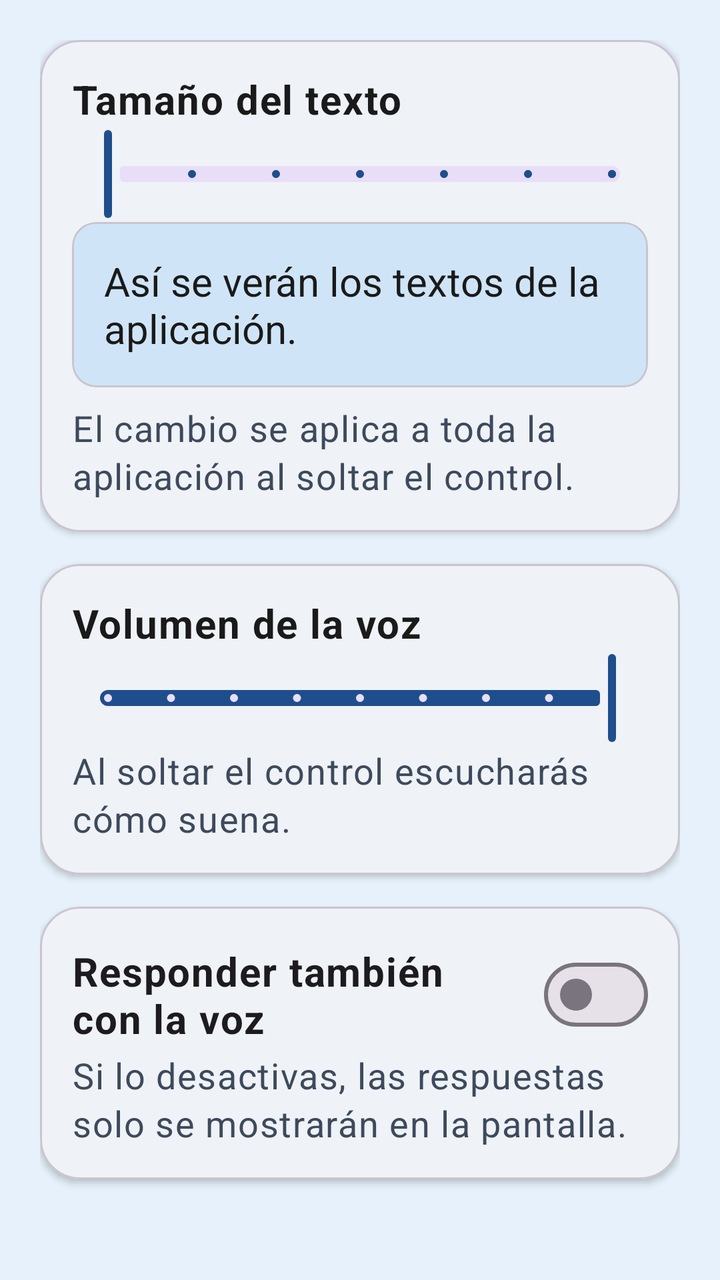
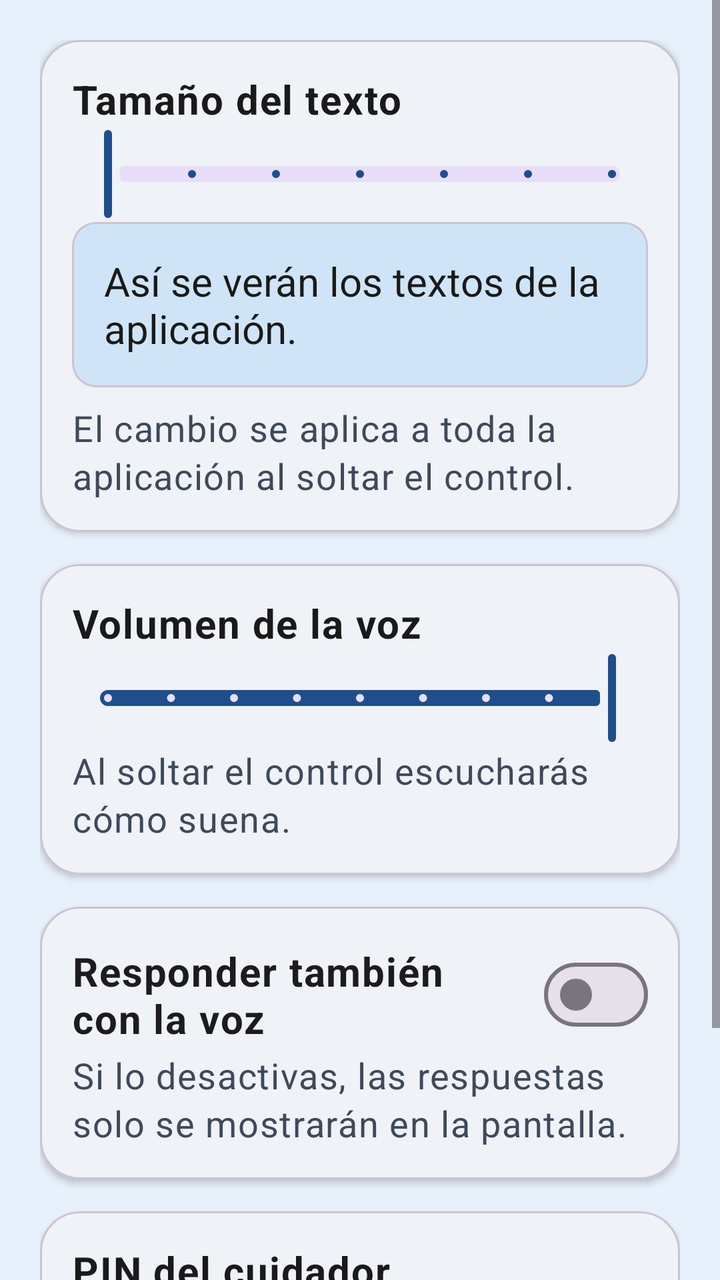

Two renders of the same Android screen: before a commit and after it. Below are the layout's source before the change and the commit's diff.
<!-- AndroidManifest.xml: application theme Theme.WithYou -->
<!-- res/layout/fragment_settings.xml -->
<?xml version="1.0" encoding="utf-8"?>
<ScrollView xmlns:android="http://schemas.android.com/apk/res/android"
    xmlns:app="http://schemas.android.com/apk/res-auto"
    android:layout_width="match_parent"
    android:layout_height="match_parent"
    android:fillViewport="true">

    <LinearLayout
        android:layout_width="match_parent"
        android:layout_height="wrap_content"
        android:orientation="vertical"
        android:padding="@dimen/screen_padding">

        
        <com.google.android.material.card.MaterialCardView
            android:layout_width="match_parent"
            android:layout_height="wrap_content"
            app:cardBackgroundColor="@color/card"
            app:cardCornerRadius="@dimen/card_radius"
            app:cardElevation="2dp">

            <LinearLayout
                android:layout_width="match_parent"
                android:layout_height="wrap_content"
                android:orientation="vertical"
                android:padding="@dimen/spacing">

                <LinearLayout
                    android:layout_width="match_parent"
                    android:layout_height="wrap_content"
                    android:orientation="horizontal">

                    <TextView
                        android:layout_width="0dp"
                        android:layout_height="wrap_content"
                        android:layout_weight="1"
                        android:accessibilityHeading="true"
                        android:text="@string/settings_text_size"
                        android:textAppearance="@style/TextAppearance.WithYou.Body"
                        android:textStyle="bold" />

                    <TextView
                        android:id="@+id/text_scale_value"
                        android:layout_width="wrap_content"
                        android:layout_height="wrap_content"
                        android:textAppearance="@style/TextAppearance.WithYou.Body"
                        android:textColor="@color/primary"
                        android:textStyle="bold" />
                </LinearLayout>

                <com.google.android.material.slider.Slider
                    android:id="@+id/text_scale_slider"
                    android:layout_width="match_parent"
                    android:layout_height="wrap_content"
                    android:contentDescription="@string/settings_text_size"
                    android:minHeight="@dimen/touch_min"
                    android:stepSize="0.1"
                    android:value="1.0"
                    android:valueFrom="1.0"
                    android:valueTo="1.6"
                    app:thumbRadius="14dp"
                    app:trackHeight="8dp" />

                <com.google.android.material.card.MaterialCardView
                    android:layout_width="match_parent"
                    android:layout_height="wrap_content"
                    app:cardBackgroundColor="@color/card_accent"
                    app:cardCornerRadius="12dp"
                    app:cardElevation="0dp">

                    <TextView
                        android:id="@+id/text_preview"
                        android:layout_width="match_parent"
                        android:layout_height="wrap_content"
                        android:padding="@dimen/spacing"
                        android:text="@string/settings_text_preview"
                        android:textColor="@color/text_primary" />
                </com.google.android.material.card.MaterialCardView>

                <TextView
                    android:layout_width="match_parent"
                    android:layout_height="wrap_content"
                    android:layout_marginTop="8dp"
                    android:text="@string/settings_text_size_hint"
                    android:textAppearance="@style/TextAppearance.WithYou.Body"
                    android:textColor="@color/text_secondary"
                    android:textSize="18sp" />
            </LinearLayout>
        </com.google.android.material.card.MaterialCardView>

        
        <com.google.android.material.card.MaterialCardView
            android:layout_width="match_parent"
            android:layout_height="wrap_content"
            android:layout_marginTop="@dimen/spacing"
            app:cardBackgroundColor="@color/card"
            app:cardCornerRadius="@dimen/card_radius"
            app:cardElevation="2dp">

            <LinearLayout
                android:layout_width="match_parent"
                android:layout_height="wrap_content"
                android:orientation="vertical"
                android:padding="@dimen/spacing">

                <LinearLayout
                    android:layout_width="match_parent"
                    android:layout_height="wrap_content"
                    android:orientation="horizontal">

                    <TextView
                        android:layout_width="0dp"
                        android:layout_height="wrap_content"
                        android:layout_weight="1"
                        android:accessibilityHeading="true"
                        android:text="@string/settings_voice_volume"
                        android:textAppearance="@style/TextAppearance.WithYou.Body"
                        android:textStyle="bold" />

                    <TextView
                        android:id="@+id/voice_volume_value"
                        android:layout_width="wrap_content"
                        android:layout_height="wrap_content"
                        android:textAppearance="@style/TextAppearance.WithYou.Body"
                        android:textColor="@color/primary"
                        android:textStyle="bold" />
                </LinearLayout>

                <com.google.android.material.slider.Slider
                    android:id="@+id/voice_volume_slider"
                    android:layout_width="match_parent"
                    android:layout_height="wrap_content"
                    android:contentDescription="@string/settings_voice_volume"
                    android:minHeight="@dimen/touch_min"
                    android:stepSize="0.1"
                    android:value="1.0"
                    android:valueFrom="0.2"
                    android:valueTo="1.0"
                    app:thumbRadius="14dp"
                    app:trackHeight="8dp" />

                <TextView
                    android:layout_width="match_parent"
                    android:layout_height="wrap_content"
                    android:text="@string/settings_voice_volume_hint"
                    android:textAppearance="@style/TextAppearance.WithYou.Body"
                    android:textColor="@color/text_secondary"
                    android:textSize="18sp" />
            </LinearLayout>
        </com.google.android.material.card.MaterialCardView>

        
        <com.google.android.material.card.MaterialCardView
            android:layout_width="match_parent"
            android:layout_height="wrap_content"
            android:layout_marginTop="@dimen/spacing"
            app:cardBackgroundColor="@color/card"
            app:cardCornerRadius="@dimen/card_radius"
            app:cardElevation="2dp">

            <LinearLayout
                android:layout_width="match_parent"
                android:layout_height="wrap_content"
                android:orientation="vertical"
                android:padding="@dimen/spacing">

                <com.google.android.material.materialswitch.MaterialSwitch
                    android:id="@+id/voice_feedback_switch"
                    android:layout_width="match_parent"
                    android:layout_height="wrap_content"
                    android:minHeight="@dimen/touch_min"
                    android:text="@string/settings_voice_feedback"
                    android:textAppearance="@style/TextAppearance.WithYou.Body"
                    android:textStyle="bold" />

                <TextView
                    android:layout_width="match_parent"
                    android:layout_height="wrap_content"
                    android:text="@string/settings_voice_feedback_hint"
                    android:textAppearance="@style/TextAppearance.WithYou.Body"
                    android:textColor="@color/text_secondary"
                    android:textSize="18sp" />
            </LinearLayout>
        </com.google.android.material.card.MaterialCardView>

    </LinearLayout>
</ScrollView>
<!-- resources referenced by this layout -->
<resources>
  <style name="Theme.WithYou" parent="Theme.Material3.Light.NoActionBar">
          <item name="colorPrimary">@color/primary</item>
          <item name="colorOnPrimary">@color/white</item>
          <item name="colorPrimaryContainer">@color/card_accent</item>
          <item name="colorOnPrimaryContainer">@color/primary_dark</item>
          <item name="colorSecondary">@color/confirm</item>
          <item name="colorError">@color/cancel</item>
          <item name="android:colorBackground">@color/background</item>
          <item name="colorSurface">@color/card</item>
          <item name="colorOnSurface">@color/text_primary</item>
          <item name="android:windowBackground">@color/background</item>
          <item name="android:statusBarColor">@color/primary_dark</item>
          <item name="android:textColor">@color/text_primary</item>
          <item name="android:textSize">@dimen/text_body</item>
          <item name="toolbarStyle">@style/Widget.WithYou.Toolbar</item>
      </style>
  <!-- unchanged entries left out for length: 25 -->
</resources>

<!-- the commit's change to res/layout/fragment_settings.xml (unified diff, before → after) -->
@@ -10,6 +10,67 @@
         android:layout_height="wrap_content"
         android:orientation="vertical"
         android:padding="@dimen/screen_padding">
+
+        
+        <com.google.android.material.card.MaterialCardView
+            android:id="@+id/locked_card"
+            android:layout_width="match_parent"
+            android:layout_height="wrap_content"
+            android:visibility="gone"
+            app:cardBackgroundColor="@color/card"
+            app:cardCornerRadius="@dimen/card_radius"
+            app:cardElevation="2dp">
+
+            <LinearLayout
+                android:layout_width="match_parent"
+                android:layout_height="wrap_content"
+                android:gravity="center_horizontal"
+                android:orientation="vertical"
+                android:padding="@dimen/screen_padding">
+
+                <ImageView
+                    android:layout_width="72dp"
+                    android:layout_height="72dp"
+                    android:importantForAccessibility="no"
+                    android:src="@drawable/ic_lock"
+                    app:tint="@color/primary" />
+
+                <TextView
+                    android:layout_width="match_parent"
+                    android:layout_height="wrap_content"
+                    android:layout_marginTop="12dp"
+                    android:accessibilityHeading="true"
+                    android:gravity="center"
+                    android:text="@string/settings_locked_title"
+                    android:textAppearance="@style/TextAppearance.WithYou.Title"
+                    android:textSize="24sp" />
+
+                <TextView
+                    android:layout_width="match_parent"
+                    android:layout_height="wrap_content"
+                    android:layout_marginTop="8dp"
+                    android:gravity="center"
+                    android:text="@string/settings_locked_message"
+                    android:textAppearance="@style/TextAppearance.WithYou.Body"
+                    android:textColor="@color/text_secondary" />
+
+                <com.google.android.material.button.MaterialButton
+                    android:id="@+id/unlock_button"
+                    style="@style/Widget.WithYou.BigButton"
+                    android:layout_width="match_parent"
+                    android:layout_height="wrap_content"
+                    android:layout_marginTop="@dimen/spacing"
+                    android:text="@string/pin_unlock"
+                    app:backgroundTint="@color/primary"
+                    app:icon="@drawable/ic_lock" />
+            </LinearLayout>
+        </com.google.android.material.card.MaterialCardView>
+
+        <LinearLayout
+            android:id="@+id/settings_content"
+            android:layout_width="match_parent"
+            android:layout_height="wrap_content"
+            android:orientation="vertical">
 
         
         <com.google.android.material.card.MaterialCardView
@@ -183,5 +244,65 @@
             </LinearLayout>
         </com.google.android.material.card.MaterialCardView>
 
+        
+        <com.google.android.material.card.MaterialCardView
+            android:layout_width="match_parent"
+            android:layout_height="wrap_content"
+            android:layout_marginTop="@dimen/spacing"
+            app:cardBackgroundColor="@color/card"
+            app:cardCornerRadius="@dimen/card_radius"
+            app:cardElevation="2dp">
+
+            <LinearLayout
+                android:layout_width="match_parent"
+                android:layout_height="wrap_content"
+                android:orientation="vertical"
+                android:padding="@dimen/spacing">
+
+                <TextView
+                    android:layout_width="match_parent"
+                    android:layout_height="wrap_content"
+                    android:accessibilityHeading="true"
+                    android:text="@string/pin_section_title"
+                    android:textAppearance="@style/TextAppearance.WithYou.Body"
+                    android:textStyle="bold" />
+
+                <TextView
+                    android:id="@+id/pin_status"
+                    android:layout_width="match_parent"
+                    android:layout_height="wrap_content"
+                    android:layout_marginTop="4dp"
+                    android:textAppearance="@style/TextAppearance.WithYou.Body"
+                    android:textColor="@color/text_secondary"
+                    android:textSize="18sp" />
+
+                <com.google.android.material.button.MaterialButton
+                    android:id="@+id/set_pin_button"
+                    style="@style/Widget.WithYou.OptionButton"
+                    android:layout_width="match_parent"
+                    android:layout_height="wrap_content"
+                    android:layout_marginTop="12dp"
+                    android:gravity="center"
+                    app:icon="@drawable/ic_lock"
+                    app:iconGravity="textStart"
+                    app:iconSize="28dp"
+                    app:iconTint="@color/primary" />
+
+                <com.google.android.material.button.MaterialButton
+                    android:id="@+id/remove_pin_button"
+                    style="@style/Widget.WithYou.OptionButton"
+                    android:layout_width="match_parent"
+                    android:layout_height="wrap_content"
+                    android:layout_marginTop="8dp"
+                    android:gravity="center"
+                    android:text="@string/pin_remove"
+                    android:textColor="@color/cancel"
+                    android:visibility="gone"
+                    app:strokeColor="@color/cancel" />
+            </LinearLayout>
+        </com.google.android.material.card.MaterialCardView>
+
+        </LinearLayout>
+
     </LinearLayout>
 </ScrollView>
<!-- resource entries referenced after the edit -->
@@ -1,5 +1,53 @@
 <!-- resources referenced by this layout -->
 <resources>
+  <!-- drawable ic_lock (drawable) -->
+  <?xml version="1.0" encoding="utf-8"?>
+  <vector xmlns:android="http://schemas.android.com/apk/res/android"
+      android:width="44dp"
+      android:height="44dp"
+      android:tint="?attr/colorControlNormal"
+      android:viewportWidth="24"
+      android:viewportHeight="24">
+      <path
+          android:fillColor="@android:color/white"
+          android:pathData="M18,8h-1L17,6c0,-2.76 -2.24,-5 -5,-5S7,3.24 7,6v2L6,8c-1.1,0 -2,0.9 -2,2v10c0,1.1 0.9,2 2,2h12c1.1,0 2,-0.9 2,-2L20,10c0,-1.1 -0.9,-2 -2,-2zM12,17c-1.1,0 -2,-0.9 -2,-2s0.9,-2 2,-2 2,0.9 2,2 -0.9,2 -2,2zM15.1,8L8.9,8L8.9,6c0,-1.71 1.39,-3.1 3.1,-3.1 1.71,0 3.1,1.39 3.1,3.1v2z" />
+  </vector>
+  <string name="pin_remove">Quitar PIN</string>
+  <string name="pin_section_title">PIN del cuidador</string>
+  <string name="pin_unlock">Desbloquear</string>
+  <string name="settings_locked_message">El cuidador protegió los Ajustes con un PIN.</string>
+  <string name="settings_locked_title">Ajustes protegidos</string>
+  <style name="TextAppearance.WithYou.Title" parent="TextAppearance.Material3.HeadlineSmall">
+          <item name="android:textSize">@dimen/text_title</item>
+          <item name="android:textStyle">bold</item>
+          <item name="android:textColor">@color/primary_dark</item>
+      </style>
+  <style name="Widget.WithYou.BigButton" parent="Widget.Material3.Button">
+          <item name="android:minHeight">@dimen/big_button_height</item>
+          <item name="android:textSize">22sp</item>
+          <item name="android:textStyle">bold</item>
+          <item name="android:textColor">@color/white</item>
+          <item name="android:textAllCaps">false</item>
+          <item name="cornerRadius">@dimen/card_radius</item>
+          <item name="iconSize">32dp</item>
+          <item name="iconGravity">textStart</item>
+          <item name="iconTint">@color/white</item>
+          <item name="iconPadding">12dp</item>
+      </style>
+  <style name="Widget.WithYou.OptionButton" parent="Widget.Material3.Button.OutlinedButton">
+          <item name="android:minHeight">@dimen/big_button_height</item>
+          <item name="android:textSize">@dimen/text_body</item>
+          <item name="android:textStyle">bold</item>
+          <item name="android:textColor">@color/primary_dark</item>
+          <item name="android:textAllCaps">false</item>
+          <item name="android:gravity">start|center_vertical</item>
+          <item name="android:paddingStart">20dp</item>
+          <item name="android:paddingEnd">20dp</item>
+          <item name="backgroundTint">@color/card</item>
+          <item name="strokeColor">@color/primary</item>
+          <item name="strokeWidth">2dp</item>
+          <item name="cornerRadius">@dimen/card_radius</item>
+      </style>
   <style name="Theme.WithYou" parent="Theme.Material3.Light.NoActionBar">
           <item name="colorPrimary">@color/primary</item>
           <item name="colorOnPrimary">@color/white</item>
@@ -15,6 +63,21 @@
           <item name="android:textColor">@color/text_primary</item>
           <item name="android:textSize">@dimen/text_body</item>
           <item name="toolbarStyle">@style/Widget.WithYou.Toolbar</item>
+          <item name="materialAlertDialogTheme">@style/ThemeOverlay.WithYou.Dialog</item>
+          <item name="textInputStyle">@style/Widget.WithYou.TextInput</item>
+      </style>
+  <dimen name="text_title">28sp</dimen>
+  <dimen name="big_button_height">72dp</dimen>
+  <style name="ThemeOverlay.WithYou.Dialog" parent="ThemeOverlay.Material3.MaterialAlertDialog">
+          <item name="backgroundInsetStart">12dp</item>
+          <item name="backgroundInsetEnd">12dp</item>
+      </style>
+  <style name="Widget.WithYou.TextInput" parent="Widget.Material3.TextInputLayout.OutlinedBox">
+          <item name="errorTextAppearance">@style/TextAppearance.WithYou.InputMessage</item>
+          <item name="helperTextTextAppearance">@style/TextAppearance.WithYou.InputMessage</item>
+      </style>
+  <style name="TextAppearance.WithYou.InputMessage" parent="TextAppearance.Material3.BodySmall">
+          <item name="android:textSize">18sp</item>
       </style>
   <!-- unchanged entries left out for length: 25 -->
 </resources>
